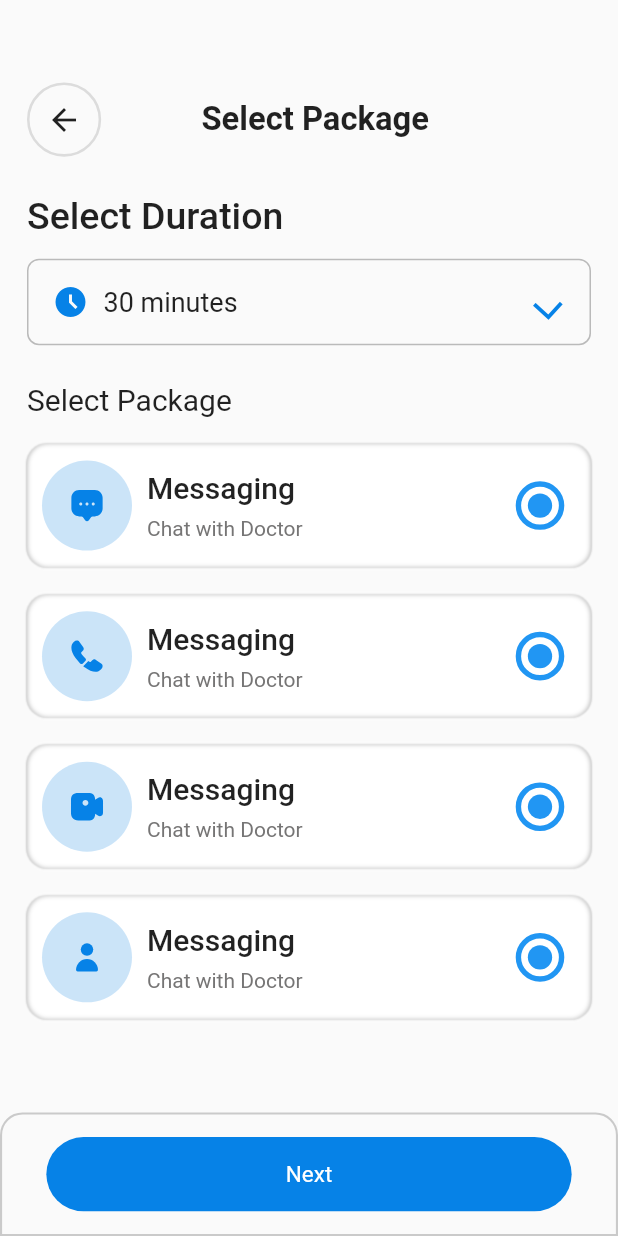
After one commit to akhilbabu759/appointment_Dr, a Flutter app: the screen it shows after launch, after a tap on "Make Appointment", on a phone screen of 412 x 824 dp. The commit adds this screen. Run offline on Flutter 3.47's test engine with Material 2 defaults, Android fonts, the phone set to English and light mode, and no system bars; our stand-ins replace flutter_svg, get; network calls fail.

Commit message:
package screen design finished

```diff
--- a/lib/screen/appointment/view/appointment.dart
+++ b/lib/screen/appointment/view/appointment.dart
@@ -1,10 +1,12 @@
 import 'package:drbook/screen/appointment/view/widget/status_repeat.dart';
+import 'package:drbook/screen/select_package/view/select-package.dart';
 import 'package:drbook/style/app_color.dart';
 import 'package:drbook/style/common_widget.dart';
 import 'package:flutter/material.dart';
 import 'package:get/get.dart';
 
 import 'widget/appbar.dart';
+import 'widget/bottom_widget.dart';
 import 'widget/listview.dart';
 import 'widget/profile_card.dart';
 
@@ -79,38 +81,7 @@ class Appointment extends StatelessWidget {
           CListview(
             tile: 'Time',
           ),
-          Expanded(
-            child: Column(
-              mainAxisAlignment: MainAxisAlignment.end,
-              children: [
-                Container(
-                  child: Center(
-                      child: Container(
-                    child: Center(
-                        child: Text(
-                      'Make Appointment',
-                      style: TextStyle(color: Colors.white, fontSize: 15),
-                    )),
-                    width: Get.width * 0.85,
-                    height: Get.height * 0.06,
-                    decoration: BoxDecoration(
-                        color: AppColors().bluCle,
-                        borderRadius: BorderRadius.all(Radius.circular(30))),
-                  )),
-                  height: Get.height * 0.1,
-                  decoration: BoxDecoration(
-                      // color: Colors.amber,
-                      borderRadius: BorderRadius.only(
-                        topLeft: Radius.circular(20),
-                        topRight: Radius.circular(20),
-                      ),
-                      border: Border.all(
-                          color: Color.fromARGB(255, 202, 202, 202),
-                          width: 1.4)),
-                ),
-              ],
-            ),
-          )
+          BottomWidget(tex: 'Make Appointment',)
         ],
       ),
     );
--- /dev/null
+++ b/lib/screen/appointment/view/widget/bottom_widget.dart
@@ -0,0 +1,52 @@
+
+import 'package:drbook/screen/select_package/view/select-package.dart';
+import 'package:drbook/style/app_color.dart';
+import 'package:flutter/material.dart';
+import 'package:get/get.dart';
+
+class BottomWidget extends StatelessWidget {
+  final String tex;
+  const BottomWidget({
+    super.key, required this.tex,
+  });
+
+  @override
+  Widget build(BuildContext context) {
+    return Expanded(
+      child: Column(
+        mainAxisAlignment: MainAxisAlignment.end,
+        children: [
+          Container(
+            child: Center(
+                child: GestureDetector(onTap: () {
+                  Get.to(SelectPackage());
+                },
+                  child: Container(
+                                    child: Center(
+                    child: Text(
+                  tex,
+                  style: TextStyle(color: Colors.white, fontSize: 15),
+                                    )),
+                                    width: Get.width * 0.85,
+                                    height: Get.height * 0.06,
+                                    decoration: BoxDecoration(
+                    color: AppColors().bluCle,
+                    borderRadius: BorderRadius.all(Radius.circular(25))),
+                                  ),
+                )),
+            height: Get.height * 0.1,
+            decoration: BoxDecoration(
+                // color: Colors.amber,
+                borderRadius: BorderRadius.only(
+                  topLeft: Radius.circular(15),
+                  topRight: Radius.circular(15),
+                ),
+                border: Border.all(
+                    color: Color.fromARGB(255, 202, 202, 202),
+                    width: 1.4)),
+          ),
+        ],
+      ),
+    );
+  }
+}
--- /dev/null
+++ b/lib/screen/select_package/view/select-package.dart
@@ -0,0 +1,187 @@
+import 'package:drbook/screen/appointment/view/widget/appbar.dart';
+import 'package:drbook/screen/appointment/view/widget/bottom_widget.dart';
+import 'package:drbook/style/app_color.dart';
+import 'package:drbook/style/common_widget.dart';
+import 'package:flutter/material.dart';
+import 'package:flutter_svg/svg.dart';
+import 'package:get/get.dart';
+
+class SelectPackage extends StatelessWidget {
+  const SelectPackage({super.key});
+
+  @override
+  Widget build(BuildContext context) {
+    String _selectedItem = 'Option 1'; // Initially selected item
+
+    // List of items for the dropdown
+    List<String> _items = ['Option 1', 'Option 2', 'Option 3', 'Option 4'];
+
+    return Scaffold(
+      body: Column(
+        children: [
+          Padding(
+            padding: EdgeInsets.all(18.0),
+            child: Column(crossAxisAlignment: CrossAxisAlignment.start, children: [
+              AppBarC(tex: 'Select Package'),
+              Padding(
+                padding: const EdgeInsets.only(bottom: 14.0),
+                child: Text(
+                  'Select Duration',
+                  style: TextStyle(fontSize: 25, fontWeight: FontWeight.w500),
+                ),
+              ),
+              Container(
+                width: Get.width, height: Get.height * 0.07,
+                padding: EdgeInsets.all(16.0), // Adjust the padding as needed
+                decoration: BoxDecoration(
+                  border: Border.all(
+                    color: Color.fromARGB(
+                        255, 186, 186, 186), // Adjust the border color as needed
+                    width: 1.0, // Adjust the border width as needed
+                  ),
+                  borderRadius: BorderRadius.circular(
+                      8.0), // Adjust the border radius as needed
+                ),
+                child: Row(
+                  mainAxisAlignment: MainAxisAlignment.spaceBetween,
+                  children: [
+                    Row(
+                      children: [
+                        Icon(
+                          Icons.access_time_filled_sharp,
+                          color: AppColors().bluCle,
+                        ),
+                        SizedBox(
+                          width: 10,
+                        ),
+                        Text(
+                          '30 minutes',
+                          style:
+                              TextStyle(fontSize: 18, fontWeight: FontWeight.w400),
+                        )
+                      ],
+                    ),
+                    DropdownButton<String>(
+                      elevation: 0,
+                      underline: Text(''),
+                      icon: Transform.rotate(
+                          angle: 45 * (43.8 / 180),
+                          child: Icon(
+                            Icons.arrow_back_ios,
+                            color: AppColors().bluCle,
+                          )),
+                      items: _items.map((String item) {
+                        return DropdownMenuItem<String>(
+                          value: item,
+                          child: Text(item),
+                        );
+                      }).toList(),
+                      onChanged: (value) {},
+                      // decoration: InputDecoration(
+                      //   border: InputBorder.none, // Set border to none
+                      // ),
+                    ),
+                  ],
+                ),
+              ),
+              CommonWidget().cSizedBox,
+              Text(
+                'Select Package',
+                style: TextStyle(fontSize: 20, fontWeight: FontWeight.w400),
+              ),
+              PackageList(subtile: 'Chat with Doctor',svg:'assets/image/message.svg' ,title:'Messaging' ,),
+              PackageList(subtile: 'Voice call with doctor',title: 'Voice Call',svg: 'assets/image/call.svg'),
+              PackageList(subtile: 'Video call with doctor',title: 'Video Call',svg: 'assets/image/video.svg'),
+              PackageList(subtile: 'in Person visit with doctor',title: 'In Person',svg: 'assets/image/person.svg'),
+
+            ]),
+          ),
+          BottomWidget(tex: 'Next')
+        ],
+      ),
+    );
+  }
+}
+
+class PackageList extends StatelessWidget {
+  final String svg;
+  final String title;
+  final String subtile;
+  const PackageList({
+    super.key,
+    required this.svg,
+    required this.title,
+    required this.subtile,
+  });
+
+  @override
+  Widget build(BuildContext context) {
+    return Padding(
+      padding: const EdgeInsets.only(top: 18.0),
+      child: Container(
+        height: Get.height * 0.1,
+        decoration: BoxDecoration(
+          boxShadow: [
+            BoxShadow(
+                blurRadius: 0.1,
+                color: Color.fromARGB(77, 0, 0, 0),
+                spreadRadius: 0.01),
+            BoxShadow(blurRadius: 2, color: Colors.white)
+          ],
+          borderRadius: BorderRadius.all(Radius.circular(14)),
+          // color: Colors.amber
+        ),
+        child: Padding(
+          padding: const EdgeInsets.all(10.0),
+          child: Row(
+            mainAxisAlignment: MainAxisAlignment.spaceBetween,
+            children: [
+              Row(
+                children: [
+                  CircleAvatar(
+                    backgroundColor: AppColors().traBlue,
+                    radius: 30,
+                    child: SvgPicture.asset(
+                      svg,
+                      colorFilter:
+                          ColorFilter.mode(AppColors().bluCle, BlendMode.srcIn),
+                      height: 25,
+                    ),
+                  ),
+                  SizedBox(
+                    width: 10,
+                  ),
+                  Column(
+                    mainAxisAlignment: MainAxisAlignment.spaceEvenly,
+                    crossAxisAlignment: CrossAxisAlignment.start,
+                    children: [
+                      Text(
+                        'Messaging',
+                        style: TextStyle(
+                            fontSize: 20, fontWeight: FontWeight.w500),
+                      ),
+                      Text(
+                        'Chat with Doctor',
+                        style: TextStyle(
+                            color: AppColors().grCle,
+                            fontWeight: FontWeight.w400),
+                      )
+                    ],
+                  )
+                ],
+              ),
+              Transform.scale(
+                scale: 1.8,
+                child: Radio(
+                  value: '',
+                  groupValue: '',
+                  onChanged: (value) {},
+                ),
+              )
+            ],
+          ),
+        ),
+      ),
+    );
+  }
+}
--- a/pubspec.yaml
+++ b/pubspec.yaml
@@ -68,6 +68,9 @@ flutter:
     - assets/image/message.svg
     - assets/image/people.svg
     - assets/image/star-1.svg
+    - assets/image/call.svg
+    - assets/image/person.svg
+    - assets/image/video.svg
   # An image asset can refer to one or more resolution-specific "variants", see
   # https://flutter.dev/assets-and-images/#resolution-aware
 
```
Also changed, not shown: assets/image/call.svg (added), assets/image/person.svg (added), assets/image/video.svg (added).
